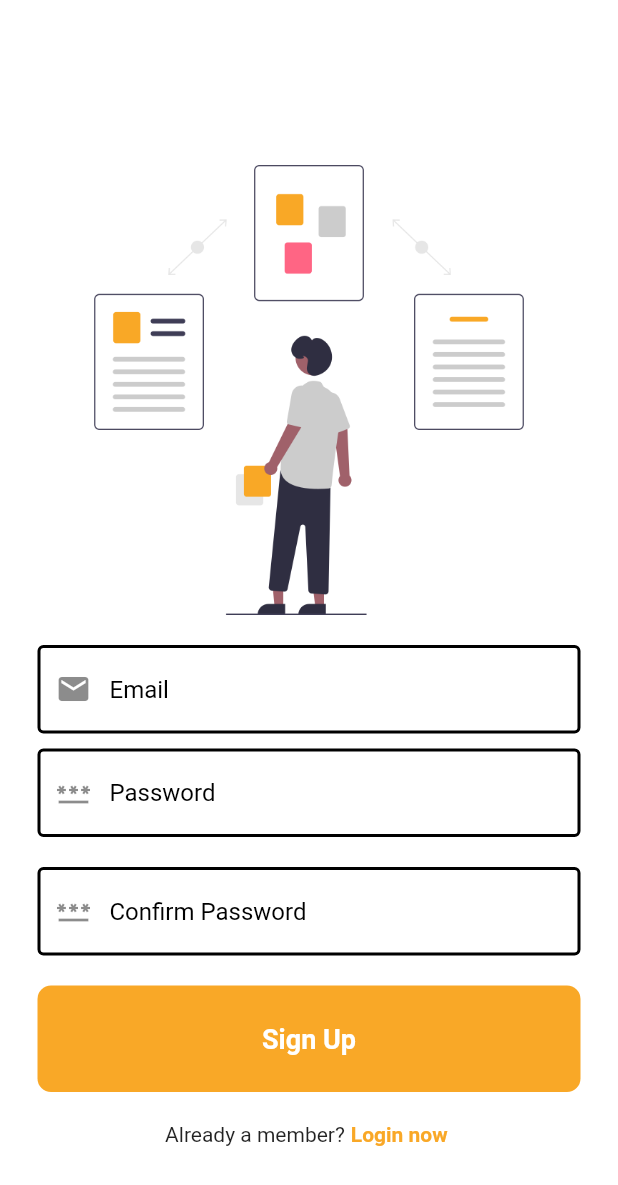
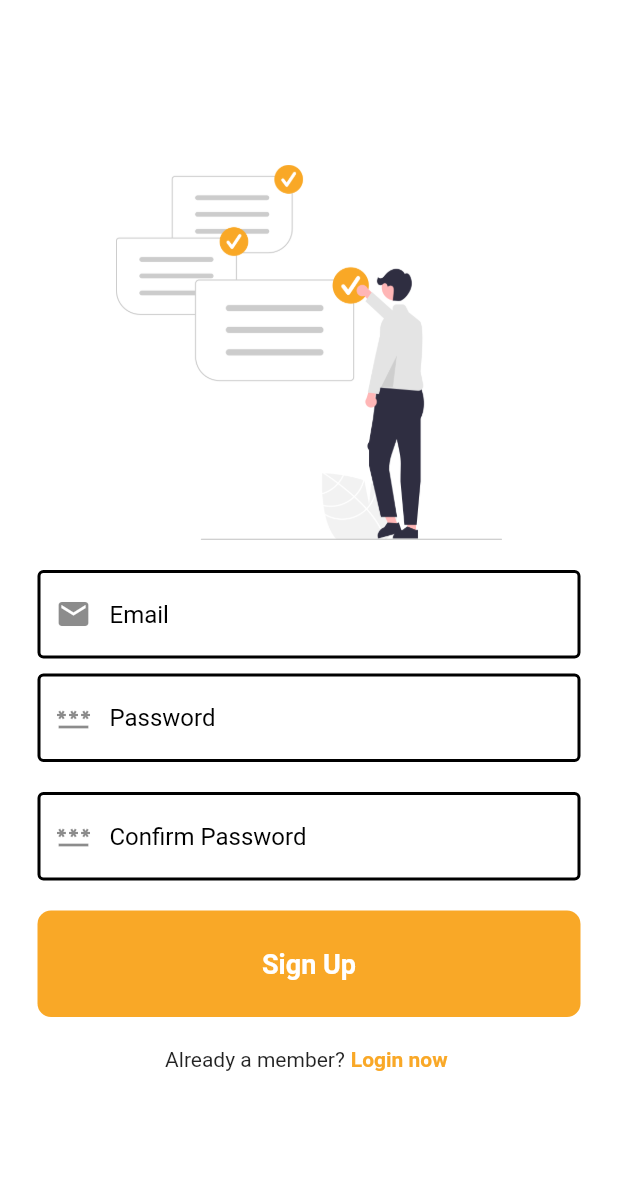
Before and after one commit to ej0x/job_app, a Flutter app: the screen it shows after launch, after a tap on "Register Now", on a phone screen of 412 x 824 dp. Shown: the top 1185 px of the screen. Run offline on Flutter 3.47's test engine with Material 2 defaults, Android fonts, the phone set to English and light mode, and no system bars; our stand-ins replace firebase_auth, firebase_core; accounts and stored records are empty; network calls fail.

Commit message:
desgin changes, bug fixes

```diff
--- a/lib/components/my_text_field.dart
+++ b/lib/components/my_text_field.dart
@@ -15,7 +15,7 @@ class MyTextField extends StatelessWidget {
   @override
   Widget build(BuildContext context) {
     return TextField(
-      style: const TextStyle(color: Colors.white),
+      style: const TextStyle(color: Colors.black),
       controller: controller,
       obscureText: obscureText,
       decoration: InputDecoration(
--- a/lib/pages/login_page.dart
+++ b/lib/pages/login_page.dart
@@ -49,9 +49,9 @@ class _LoginPageState extends State<LoginPage> {
             child: Column(
               mainAxisAlignment: MainAxisAlignment.center,
               children: [
-                const SizedBox(
-                  height: 50,
-                ),
+                // const SizedBox(
+                //   height: 50,
+                // ),
                 // logo
                 // Icon(
                 //   Icons.work,
--- a/lib/pages/register_page.dart
+++ b/lib/pages/register_page.dart
@@ -25,15 +25,22 @@ class _RegisterPageState extends State<RegisterPage> {
       backgroundColor: Colors.white,
       body: SafeArea(
         child: Center(
-          child: Padding(
+          child: SingleChildScrollView(
             padding: const EdgeInsets.symmetric(horizontal: 25.0),
             child: Column(
               mainAxisAlignment: MainAxisAlignment.center,
               children: [
-                const SizedBox(
-                  height: 50,
+                Container(
+                  width: double.infinity,
+                  height: 250,
+                  decoration: const BoxDecoration(
+                      image: DecorationImage(
+                          image: AssetImage('images/signup.png'),
+                          fit: BoxFit.scaleDown)),
                 ),
-                image(),
+                // const SizedBox(
+                //   height: 50,
+                // ),
                 // logo
                 // Icon(
                 //   Icons.work,
@@ -41,18 +48,18 @@ class _RegisterPageState extends State<RegisterPage> {
                 //   color: Colors.grey[800],
                 // ),
 
-                const SizedBox(
-                  height: 20,
-                ),
+                // const SizedBox(
+                //   height: 20,
+                // ),
 
                 // // Create Accout meesage
                 // const Text(
                 //   "Let's Create an Account",
                 //   style: TextStyle(fontSize: 20),
                 // ),
-                // const SizedBox(
-                //   height: 20,
-                // ),
+                const SizedBox(
+                  height: 20,
+                ),
                 // email text fields
                 MyTextField(
                   controller: emailController,
@@ -123,17 +130,17 @@ class _RegisterPageState extends State<RegisterPage> {
     );
   }
 
-  Widget image() {
-    return Padding(
-      padding: const EdgeInsets.symmetric(horizontal: 15),
-      child: Container(
-        width: double.infinity,
-        height: 300,
-        decoration: const BoxDecoration(
-          image: DecorationImage(
-              image: AssetImage('images/login.png'), fit: BoxFit.scaleDown),
-        ),
-      ),
-    );
-  }
+  // Widget image() {
+  //   return Padding(
+  //     padding: const EdgeInsets.symmetric(vertical: 8.0),
+  //     child: Container(
+  //       width: double.infinity,
+  //       height: 200,
+  //       decoration: const BoxDecoration(
+  //         image: DecorationImage(
+  //             image: AssetImage('images/signup.png'), fit: BoxFit.fitHeight),
+  //       ),
+  //     ),
+  //   );
+  // }
 }
```
Also changed, not shown: flutter_launcher_icons.yaml (added, +20 -0 lines), assets/icon/icon.png (added), images/signup1.png (added).
